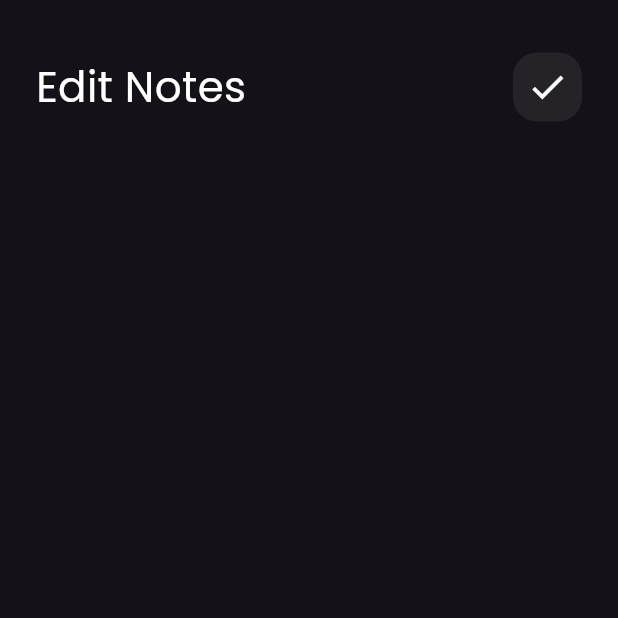
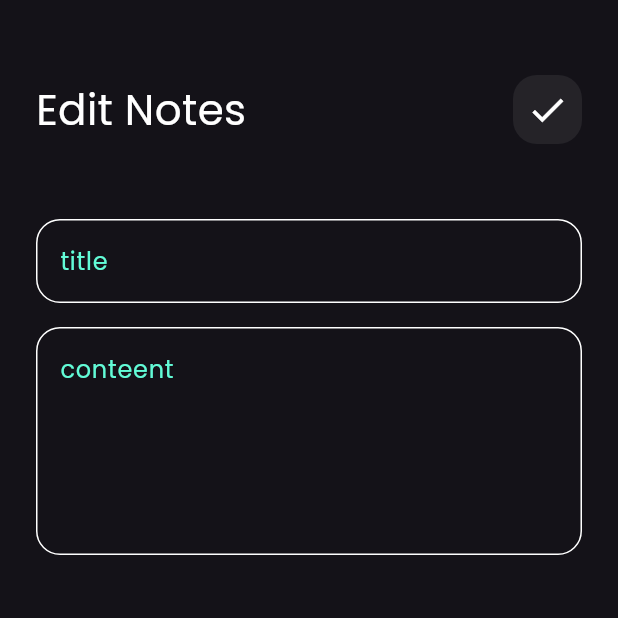
Before and after one commit to yasminekhedr2/note_app, a Flutter app: the EditNoteView screen opened directly, on a phone screen of 412 x 824 dp, the top half of it. Run offline on Flutter 3.47's test engine with Material 3 defaults, Android fonts, the phone set to English and light mode, and no system bars.

Commit message:
edit note view ui done

```diff
--- a/lib/views/widgets/edit_note_view_body.dart
+++ b/lib/views/widgets/edit_note_view_body.dart
@@ -1,5 +1,8 @@
 import 'package:flutter/material.dart';
+import 'package:notes_app/views/widgets/add_note_bottom_sheet.dart';
 import 'package:notes_app/views/widgets/custom_app_bar.dart';
+import 'package:notes_app/views/widgets/custom_text_field.dart';
+import 'package:notes_app/views/widgets/notes_list_view.dart';
 
 class EditNoteViewBody extends StatelessWidget {
   const EditNoteViewBody({super.key});
@@ -10,8 +13,12 @@ class EditNoteViewBody extends StatelessWidget {
       padding: const EdgeInsets.symmetric(horizontal: 24),
       child: Column(
         children: [
-          SizedBox(height: 35,),
+          SizedBox(height: 50,),
           CustomAppBar(title: "Edit Notes",iconn: Icons.check,),
+        SizedBox(height: 50,),
+        CustomTextField(hint: "title"),
+ SizedBox(height: 16,),
+           CustomTextField(hint: "conteent", maxlines: 5,)
 
 
 
```
